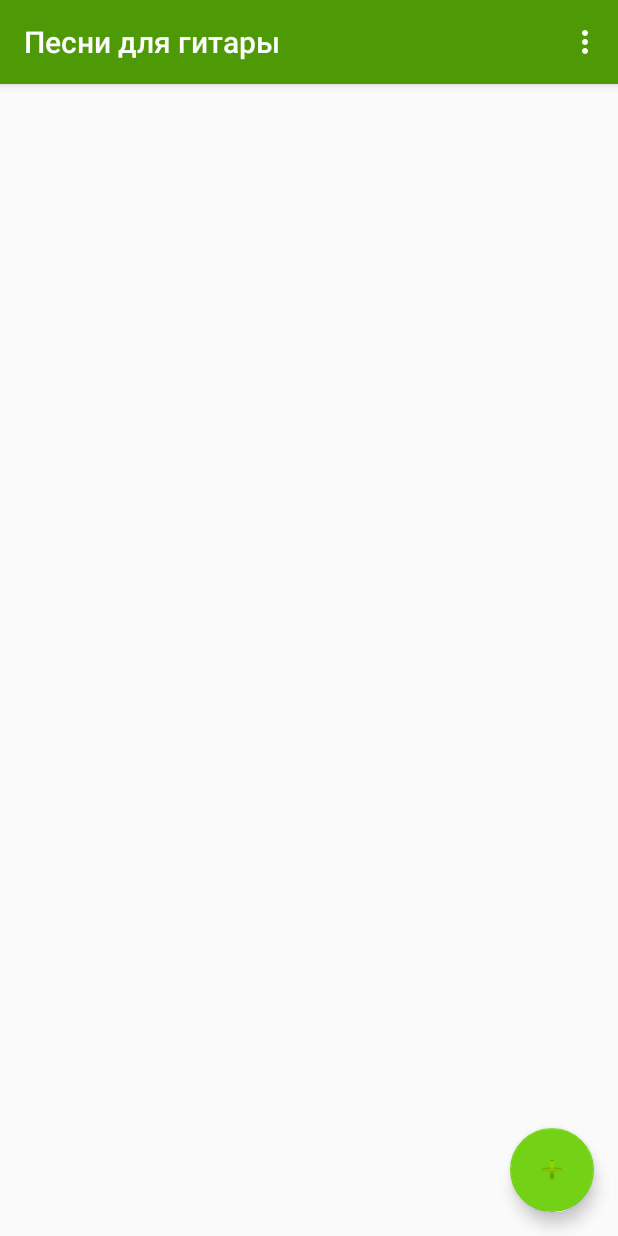
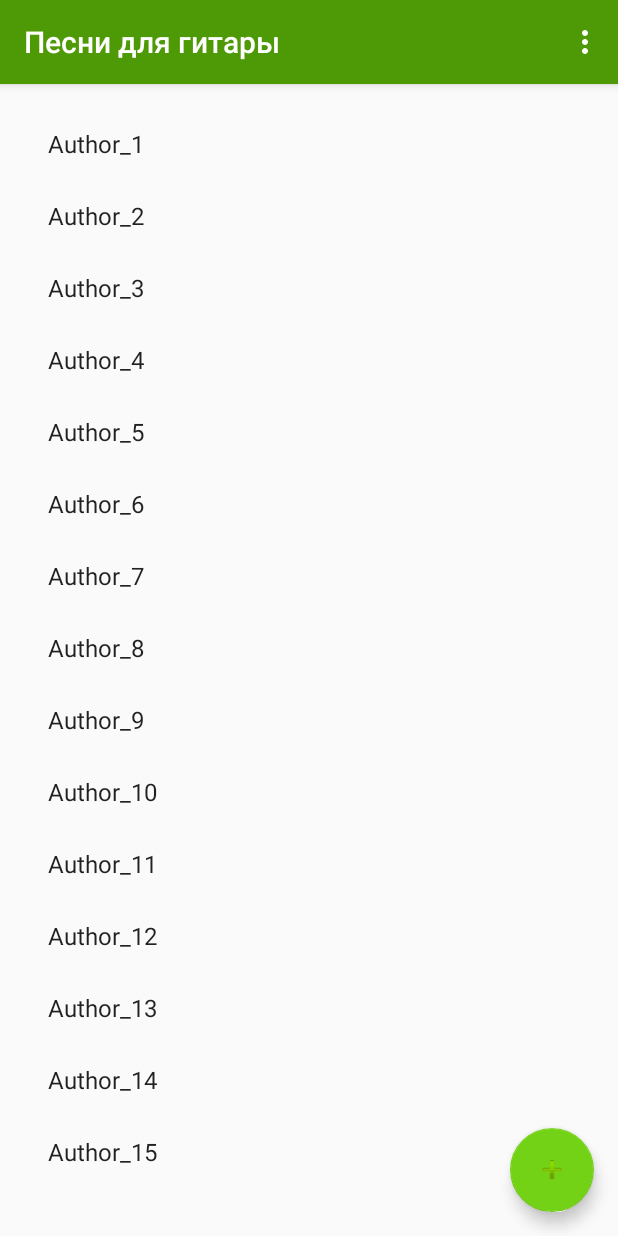
Before and after one commit to AleksandrIrb/GuitarPublic, an Android app: the screen it shows after launch (AuthorActivity), on a phone screen of 412 x 824 dp. Run offline under Robolectric (Android 15) with nearby library versions, the phone set to English and light mode, and no system bars.

Commit message:
RecyclerView + Intent + Database

```diff
--- a/MusicGuitar/app/src/main/java/alex/aleksandr/ru/musicguitar/AuthorActivity.java
+++ b/MusicGuitar/app/src/main/java/alex/aleksandr/ru/musicguitar/AuthorActivity.java
@@ -9,7 +9,6 @@ import android.support.v7.app.AppCompatActivity;
 import android.support.v7.widget.LinearLayoutManager;
 import android.support.v7.widget.RecyclerView;
 import android.support.v7.widget.Toolbar;
-import android.util.Log;
 import android.view.LayoutInflater;
 import android.view.View;
 import android.view.Menu;
@@ -23,6 +22,7 @@ public class AuthorActivity extends AppCompatActivity {
     private RecyclerView recyclerView;
     private RecyclerAdapter recyclerAdapter;
     private MusicListDb db;
+
 
     @Override
     protected void onCreate(Bundle savedInstanceState) {
@@ -46,18 +46,15 @@ public class AuthorActivity extends AppCompatActivity {
         db = new MusicListDb(this);
         db.getWritableDatabase();
 
+        // Generation value
+        try {
 
-        /*try {
-
-            for (int i = 0; i < 15; i++) {
-                db.addAuthor("NEW AUTHOR_" + i);
+            for (int i = 1; i < 16; i++) {
+                db.addSongInDatabase("Author_" + i, "NameSong_" + i, "textSong" + i);
             }
         } catch (SQLException e) {
-            Log.w("Warn", "Такие записи есть");
 
-        } finally { */
-
-
+        }
 
 
     }
@@ -67,7 +64,7 @@ public class AuthorActivity extends AppCompatActivity {
         super.onResume();
         recyclerView = (RecyclerView) findViewById(R.id.author_recycler_view);
         recyclerView.setLayoutManager(new LinearLayoutManager(this));
-        Cursor cursor = db.querySelectAuthor(null,null);
+        Cursor cursor = db.querySelectAuthor(null, null);
         recyclerAdapter = new RecyclerAdapter(cursor);
         recyclerView.setAdapter(recyclerAdapter);
     }
@@ -108,6 +105,7 @@ public class AuthorActivity extends AppCompatActivity {
         @Override
         public void onClick(View view) {
             Intent i = new Intent(AuthorActivity.this, SongActivity.class);
+            i.putExtra(SongActivity.EXTRA_ID_AUTHOR, textView.getText().toString());
             startActivity(i);
         }
     }
--- a/MusicGuitar/app/src/main/java/alex/aleksandr/ru/musicguitar/MusicListDb.java
+++ b/MusicGuitar/app/src/main/java/alex/aleksandr/ru/musicguitar/MusicListDb.java
@@ -1,17 +1,15 @@
 package alex.aleksandr.ru.musicguitar;
 
-import android.content.ContentValues;
 import android.content.Context;
 import android.database.Cursor;
 import android.database.SQLException;
-import android.database.sqlite.SQLiteCursorDriver;
 import android.database.sqlite.SQLiteDatabase;
 import android.database.sqlite.SQLiteOpenHelper;
 
 
 public class MusicListDb extends SQLiteOpenHelper {
 
-    private static final String DATABASE_NAME = "musicdb.db";
+    private static final String DATABASE_NAME = "musicdblis.db";
     private static final int DATABASE_VERSION = 1;
 
     private static final String AUTHOR_TABLE_NAME = "authorsong";
@@ -39,7 +37,7 @@ public class MusicListDb extends SQLiteOpenHelper {
 
         String tableTwo = "CREATE TABLE " + SONG_TABLE_NAME + " (" +
                 ID_SONG + " INTEGER PRIMARY KEY AUTOINCREMENT, " +
-                SONG_NAME + " TEXT, " +
+                SONG_NAME + " TEXT UNIQUE, " +
                 SONG_TEXT + " TEXT, " +
                 SONG_AUTHOR + " TEXT, " +
                 "FOREIGN KEY (" + SONG_AUTHOR + ") REFERENCES " +
@@ -67,7 +65,7 @@ public class MusicListDb extends SQLiteOpenHelper {
         return cursor;
     }
 
-    public Cursor querySelectSong( String args, String[] argsInit) {
+    public Cursor querySelectSong(String args, String[] argsInit) {
         Cursor cursor = getWritableDatabase().query(
                 SONG_TABLE_NAME,
                 null,
@@ -96,17 +94,17 @@ public class MusicListDb extends SQLiteOpenHelper {
 
     public boolean addSongInDatabase(String author, String nameSong, String textSong) {
 
-        Cursor cursor = querySelectAuthor(AUTHOR_NAME + "= ?", new String[] {author});
+        Cursor cursor = querySelectAuthor(AUTHOR_NAME + "= ?", new String[]{author});
         cursor.moveToFirst();
-        int count = cursor.getCount();
 
-        if(count == 0) {
+        if (cursor.getCount() == 0) {
             try {
                 String sqlInAuthor = "INSERT INTO " + AUTHOR_TABLE_NAME +
                         " (" + AUTHOR_NAME +
                         ") VALUES (\"" + author + "\");";
                 getWritableDatabase().execSQL(sqlInAuthor);
             } catch (SQLException e) {
+                return false;
             }
         }
 
```
Also changed, not shown: MusicGuitar/app/src/main/java/alex/aleksandr/ru/musicguitar/EditActivity.java (+3 -6 lines), MusicGuitar/app/src/main/java/alex/aleksandr/ru/musicguitar/SongActivity.java (+14 -3 lines), MusicGuitar/app/src/main/java/alex/aleksandr/ru/musicguitar/SongTextActivity.java (+4 -5 lines).
